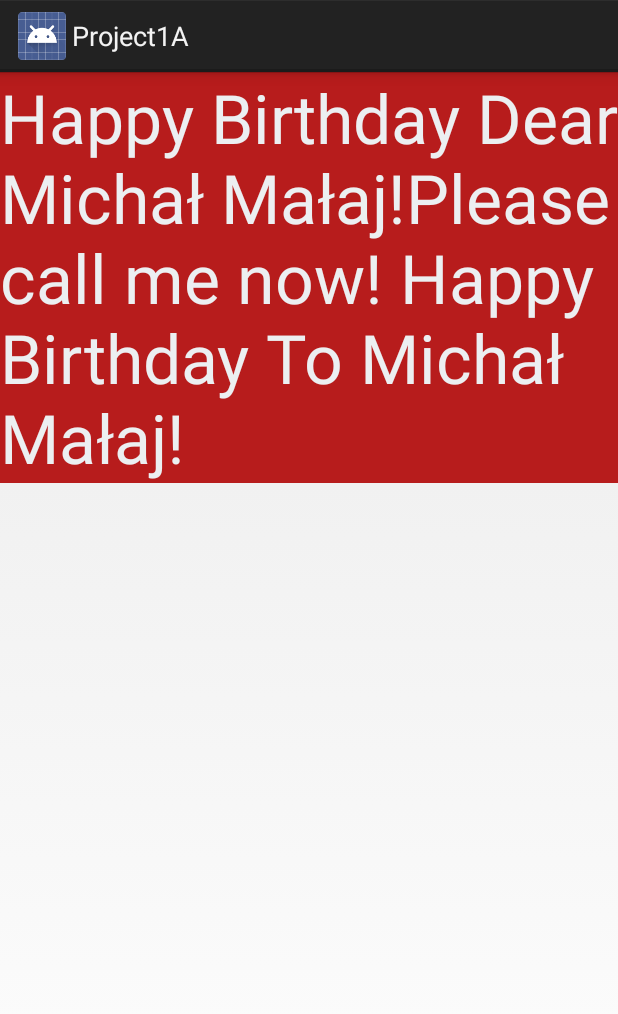
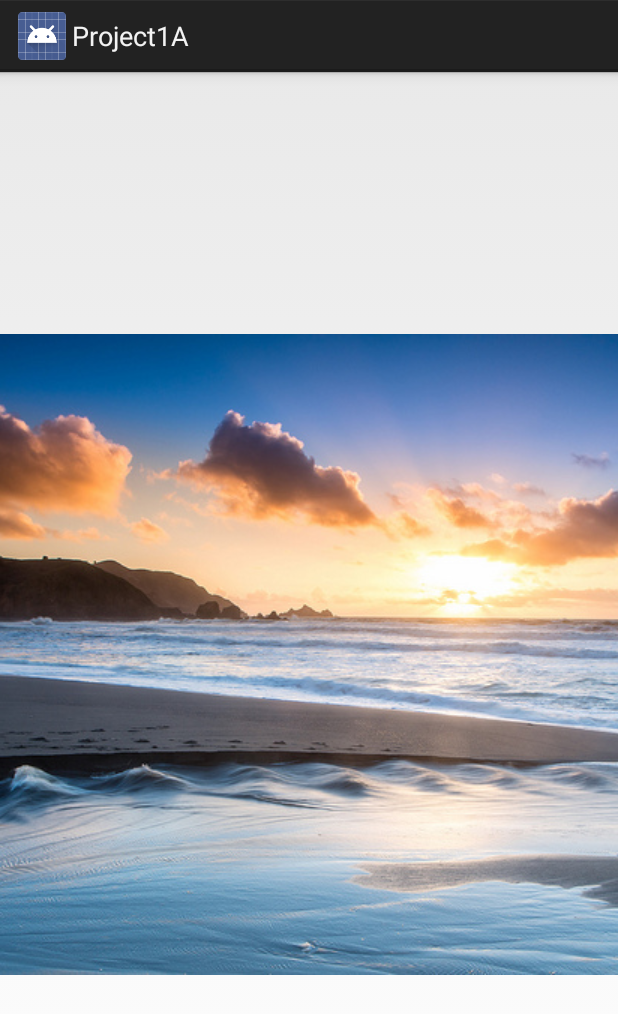
Before and after one commit to Elaissa/Project1A, an Android app: the screen it shows after launch (MainActivity), on a phone screen of 412 x 824 dp. Shown: the top 1014 px of the screen. Run offline under Robolectric (Android 15) with nearby library versions, the phone set to English and light mode, and no system bars.

Commit message:
Add ImageView

```diff
--- a/app/src/main/res/layout/activity_main.xml
+++ b/app/src/main/res/layout/activity_main.xml
@@ -7,11 +7,9 @@
 
  tools:context="com.wszelaka.project1a.MainActivity">
 
-    <TextView
-        android:text="Happy Birthday Dear Michał Małaj!Please call me now! Happy Birthday To Michał Małaj!"
-        android:background="#B71C1C"
-        android:textColor="#ECEFF1"
-        android:layout_width="wrap_content"
-        android:layout_height="wrap_content"
-        android:textSize="45sp"  />
+    <ImageView
+        android:src="@drawable/ocean"
+        android:layout_width="900dp"
+        android:layout_height="900dp"
+        android:scaleType="center"/>
 </RelativeLayout>
```
Also changed, not shown: app/src/main/res/drawable/ocean.jpg (added).
